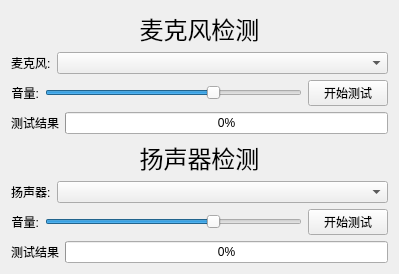
Before: the Qt Designer form Windows/QTDemo/src/TestAudioDetect/TestAudioDetectDialog.ui in tencentyun/TRTCSDK, drawn with Qt 5.
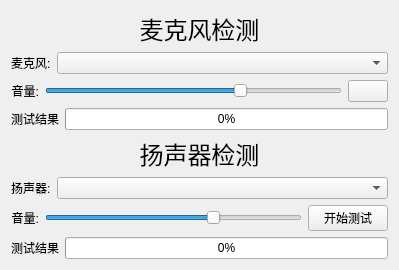
After: the same form once the commit is applied.

```diff
--- a/Windows/QTDemo/src/TestAudioDetect/TestAudioDetectDialog.ui
+++ b/Windows/QTDemo/src/TestAudioDetect/TestAudioDetectDialog.ui
@@ -117,7 +117,7 @@
         <enum>Qt::NoFocus</enum>
        </property>
        <property name="text">
-        <string>开始测试</string>
+        <string/>
        </property>
        <property name="checkable">
         <bool>true</bool>
@@ -188,6 +188,9 @@
          <verstretch>0</verstretch>
         </sizepolicy>
        </property>
+       <property name="currentText">
+        <string notr="true"/>
+       </property>
        <property name="currentIndex">
         <number>-1</number>
        </property>
```
Left out of the diff: 3 changed lines with no effect on the pictures.
